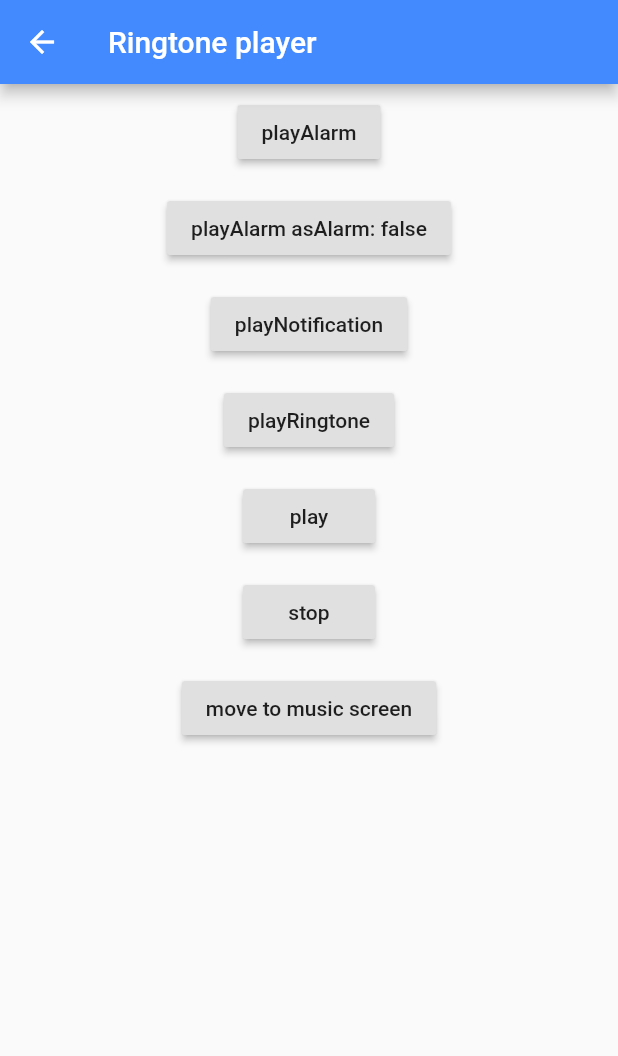
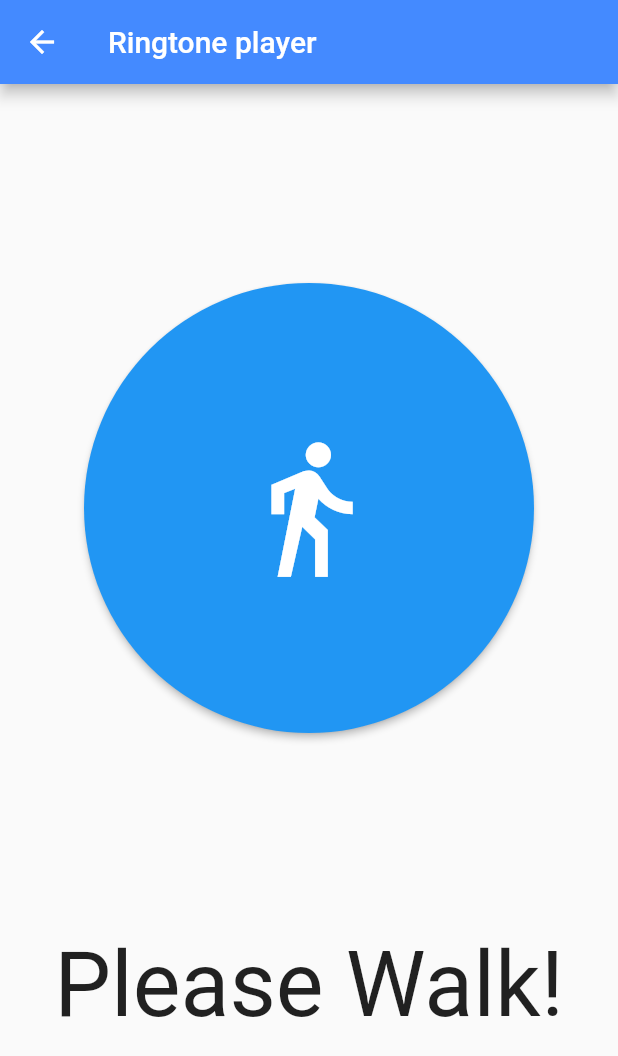
Before and after one commit to radiata1618/alarm2, a Flutter app: the Ring screen opened directly, on a phone screen of 412 x 824 dp. Shown: the top 1056 px of the screen. Run offline on Flutter 3.47's test engine with Material 2 defaults, Android fonts, the phone set to English and light mode, and no system bars; our stand-ins replace file_picker, moor_flutter; missing offline and left inert: android_alarm_manager, flutter_ringtone_player; generated files the repository leaves out were written again.

Commit message:
ring　アラーム画面簡易作成（遷移時デフォルトアラーム鳴動）

```diff
--- a/lib/ring.dart
+++ b/lib/ring.dart
@@ -16,7 +16,7 @@ class _RingState extends State<Ring>{
   @override
   initState(){
     super.initState();
-
+    FlutterRingtonePlayer.play(asAlarm: true, android: AndroidSounds.alarm, ios: IosSounds.alarm,looping: true);
   }
 
   @override
@@ -27,83 +27,23 @@ class _RingState extends State<Ring>{
       ),
       body: Center(
         child: Column(
-          children: <Widget>[
-            Padding(
-              padding: EdgeInsets.all(8),
-              child: RaisedButton(
-                child: const Text('playAlarm'),
-                onPressed: () {
-                  FlutterRingtonePlayer.playAlarm();
-                },
-              ),
+            mainAxisAlignment: MainAxisAlignment.spaceEvenly,
+            children: <Widget>[Container(
+          height: 300,
+          width: 300,
+          child: ElevatedButton(
+            onPressed: () {FlutterRingtonePlayer.stop();},
+            child: Icon(Icons.directions_walk, size: 100,),
+            style: ButtonStyle(
+              shape: MaterialStateProperty.all(CircleBorder()),
+              padding: MaterialStateProperty.all(EdgeInsets.all(20)),
+              backgroundColor: MaterialStateProperty.all(Colors.blue), // <-- Button color
+               // <-- Splash color
             ),
-            Padding(
-              padding: EdgeInsets.all(8),
-              child: RaisedButton(
-                child: const Text('playAlarm asAlarm: false'),
-                onPressed: () {
-                  FlutterRingtonePlayer.playAlarm(asAlarm: false);
-                },
-              ),
-            ),
-            Padding(
-              padding: EdgeInsets.all(8),
-              child: RaisedButton(
-                child: const Text('playNotification'),
-                onPressed: () {
-                  FlutterRingtonePlayer.playNotification();
-                },
-              ),
-            ),
-            Padding(
-              padding: EdgeInsets.all(8),
-              child: RaisedButton(
-                child: const Text('playRingtone'),
-                onPressed: () {
-                  FlutterRingtonePlayer.playRingtone();
-                },
-              ),
-            ),
-            Padding(
-              padding: EdgeInsets.all(8),
-              child: RaisedButton(
-                child: const Text('play'),
-                onPressed: () {
-                  FlutterRingtonePlayer.play(
-                    android: AndroidSounds.notification,
-                    ios: IosSounds.glass,
-                    looping: true,
-                    volume: 1.0,
-                  );
-                },
-              ),
-            ),
-            Padding(
-              padding: EdgeInsets.all(8),
-              child: RaisedButton(
-                child: const Text('stop'),
-                onPressed: () {
-                  FlutterRingtonePlayer.stop();
-                },
-              ),
-            ),
-            Padding(
-              padding: EdgeInsets.all(8),
-              child: RaisedButton(
-                child: const Text('move to music screen'),
-                onPressed: () {
-
-                  Navigator.push(
-                    context,
-                    MaterialPageRoute(
-                        builder: (context) => Ring()),
-                  );
-
-                },
-              ),
-            ),
-          ],
+          ),
         ),
+          Container(child: Text('Please Walk!', style:TextStyle(fontSize: 60)),),
+       ])
       ),
     );
   }
```
